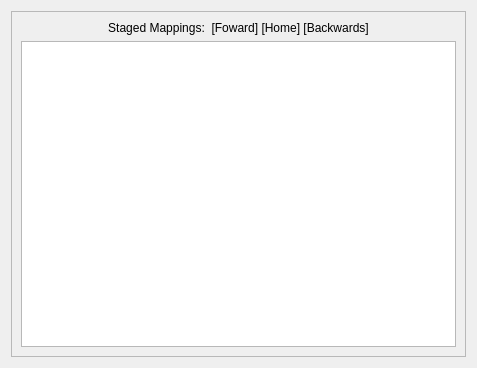
Before: the Qt Designer form mapping-window.ui in ctslac/lcls-user-motor-gui, drawn with Qt 5.
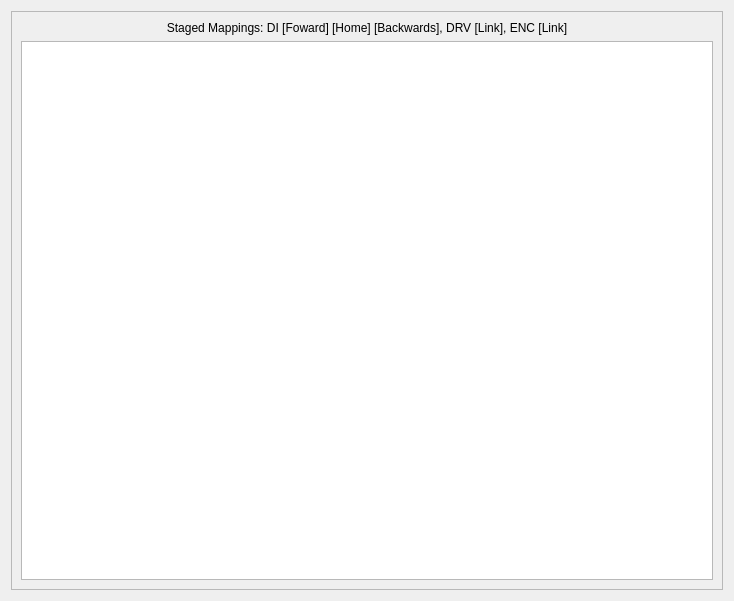
After: the same form once the commit is applied.

Commit message: fixing none or empty list for staged mapping

```diff
--- a/mapping-window.ui
+++ b/mapping-window.ui
@@ -6,8 +6,8 @@
    <rect>
     <x>0</x>
     <y>0</y>
-    <width>477</width>
-    <height>368</height>
+    <width>734</width>
+    <height>601</height>
    </rect>
   </property>
   <property name="windowTitle">
@@ -24,8 +24,8 @@
        <rect>
         <x>0</x>
         <y>0</y>
-        <width>457</width>
-        <height>348</height>
+        <width>714</width>
+        <height>581</height>
        </rect>
       </property>
       <layout class="QVBoxLayout" name="verticalLayout_4">
@@ -34,7 +34,7 @@
          <item>
           <widget class="QLabel" name="label">
            <property name="text">
-            <string>Staged Mappings:  [Foward] [Home] [Backwards]</string>
+            <string>Staged Mappings: DI [Foward] [Home] [Backwards], DRV [Link], ENC [Link]</string>
            </property>
            <property name="alignment">
             <set>Qt::AlignCenter</set>
```
The commit also changes 2 other files.
